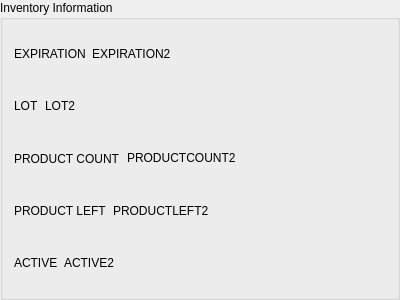
kyledevans/Medicine-Track, file src/db/shipmentgroupbox.ui: the form before one commit.
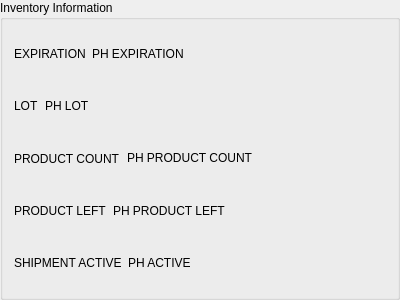
The form after the commit.

Patch:
```diff
--- a/src/db/shipmentgroupbox.ui
+++ b/src/db/shipmentgroupbox.ui
@@ -26,7 +26,7 @@
      <item>
       <widget class="QLabel" name="expirationLabel">
        <property name="text">
-        <string notr="true">EXPIRATION2</string>
+        <string notr="true">PH EXPIRATION</string>
        </property>
        <property name="textInteractionFlags">
         <set>Qt::LinksAccessibleByMouse|Qt::TextSelectableByMouse</set>
@@ -60,7 +60,7 @@
      <item>
       <widget class="QLabel" name="lotLabel">
        <property name="text">
-        <string notr="true">LOT2</string>
+        <string notr="true">PH LOT</string>
        </property>
        <property name="textInteractionFlags">
         <set>Qt::LinksAccessibleByMouse|Qt::TextSelectableByMouse</set>
@@ -94,7 +94,7 @@
      <item>
       <widget class="QLabel" name="countLabel">
        <property name="text">
-        <string notr="true">PRODUCTCOUNT2</string>
+        <string notr="true">PH PRODUCT COUNT</string>
        </property>
        <property name="textInteractionFlags">
         <set>Qt::LinksAccessibleByMouse|Qt::TextSelectableByMouse</set>
@@ -128,7 +128,7 @@
      <item>
       <widget class="QLabel" name="leftLabel">
        <property name="text">
-        <string notr="true">PRODUCTLEFT2</string>
+        <string notr="true">PH PRODUCT LEFT</string>
        </property>
        <property name="textInteractionFlags">
         <set>Qt::LinksAccessibleByMouse|Qt::TextSelectableByMouse</set>
@@ -155,14 +155,14 @@
      <item>
       <widget class="QLabel" name="activeTitle">
        <property name="text">
-        <string>ACTIVE</string>
+        <string comment="SHIPMENT ACTIVE DISPLAY LABEL">SHIPMENT ACTIVE</string>
        </property>
       </widget>
      </item>
      <item>
       <widget class="QLabel" name="activeLabel">
        <property name="text">
-        <string notr="true">ACTIVE2</string>
+        <string notr="true">PH ACTIVE</string>
        </property>
        <property name="textInteractionFlags">
         <set>Qt::LinksAccessibleByMouse|Qt::TextSelectableByMouse</set>
```
Left out of the diff: 38 changed lines with no effect on the pictures.
